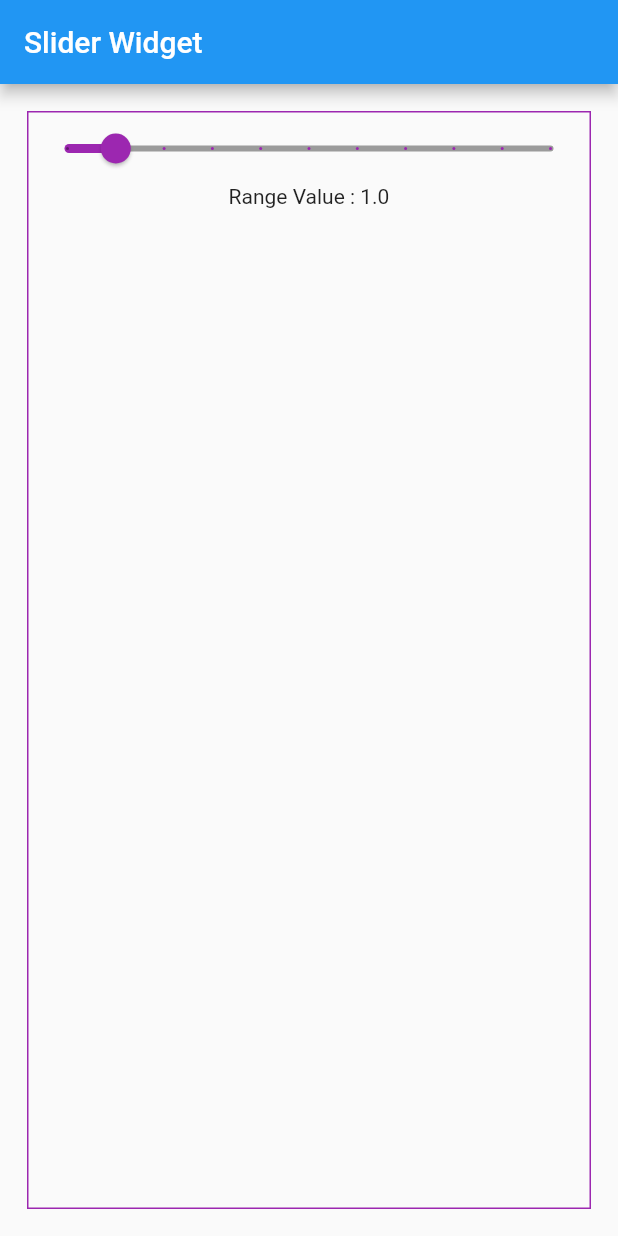
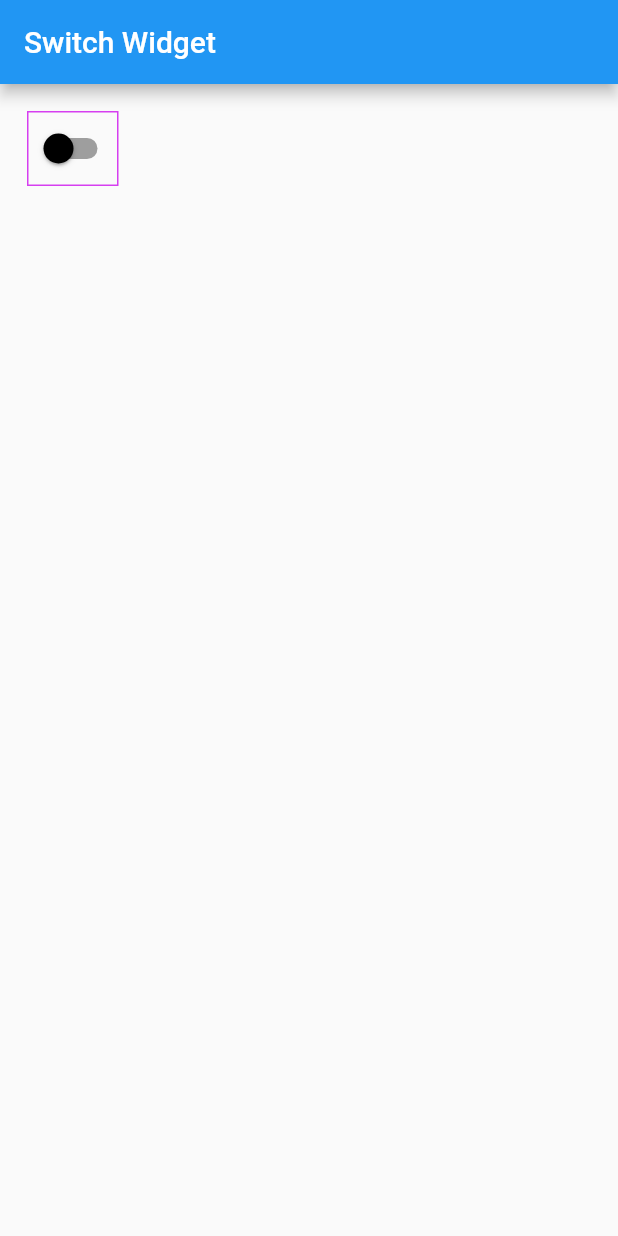
Before and after one commit to rafisgithub/flutter, a Flutter app: the screen it shows after launch, on a phone screen of 412 x 824 dp. Run offline on Flutter 3.47's test engine with Material 2 defaults, Android fonts, the phone set to English and light mode, and no system bars.

Commit message:
All about Switch widget

```diff
--- a/lib/main.dart
+++ b/lib/main.dart
@@ -5,7 +5,7 @@ void main() {
     title: 'Slider Widget',
     theme: ThemeData(primaryColor: Colors.pink),
     home: Scaffold(
-      appBar: AppBar(title: Text('Slider Widget')),
+      appBar: AppBar(title: Text('Switch Widget')),
       body: MyApp(),
     ),
   ));
@@ -17,7 +17,7 @@ class MyApp extends StatefulWidget {
 }
 
 class _MyAppState extends State<MyApp> {
-  double _sValue = 1.0;
+  var _value = false;
 
   @override
   Widget build(BuildContext context) {
@@ -25,26 +25,20 @@ class _MyAppState extends State<MyApp> {
       padding: const EdgeInsets.all(18.0),
       child: Container(
         decoration: BoxDecoration(
-          border: Border.all(color: Colors.purple),
+          border: Border.all(color: Color.fromARGB(193, 202, 3, 237)),
         ),
-        child: Column(children: [
-          Slider(
-            value: _sValue,
-            min: 0.0,
-            max: 10.0,
-            onChanged: (value) {
-              print(value);
-              setState(() {
-                _sValue = value;
-              });
-            },
-            activeColor: Colors.purple,
-            inactiveColor: Colors.black38,
-            divisions: 10,
-            label: 'Range',
-          ),
-          Text('Range Value : $_sValue')
-        ]),
+        child: Switch(
+          value: _value,
+          onChanged: (value){
+            setState(() {
+              _value = value;
+            });
+          },
+          activeColor: Colors.pink,
+          inactiveThumbColor: Colors.black,
+          activeTrackColor: Colors.pink,
+          inactiveTrackColor: Colors.grey,
+        ),
       ),
     );
   }
```
